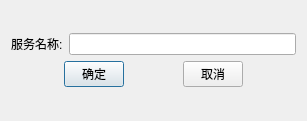
Above: serverconfigdialog.ui from linchangshu0/ApiTest before the change. Below: the same form after it.
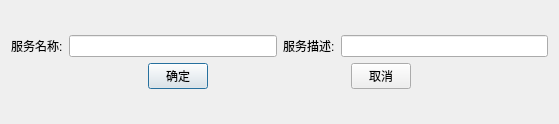
That is the form after the change.

```diff
--- a/serverconfigdialog.ui
+++ b/serverconfigdialog.ui
@@ -6,8 +6,8 @@
    <rect>
     <x>0</x>
     <y>0</y>
-    <width>307</width>
-    <height>121</height>
+    <width>559</width>
+    <height>124</height>
    </rect>
   </property>
   <property name="windowTitle">
@@ -28,6 +28,16 @@
        <item>
         <widget class="QLineEdit" name="serverName"/>
        </item>
+       <item>
+        <widget class="QLabel" name="label_3">
+         <property name="text">
+          <string>服务描述:</string>
+         </property>
+        </widget>
+       </item>
+       <item>
+        <widget class="QLineEdit" name="serverDesc"/>
+       </item>
       </layout>
      </item>
      <item>
```
